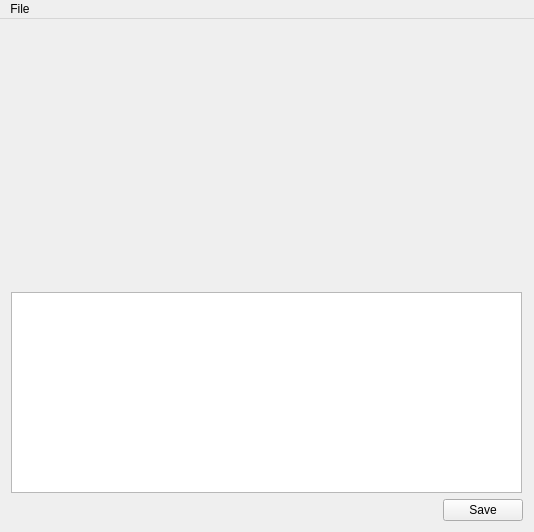
loki-amorf/rfid-mobile, file firmware/prepwork/LcdPicGen/LcdPicGen/mainwindow.ui: the form before one commit.
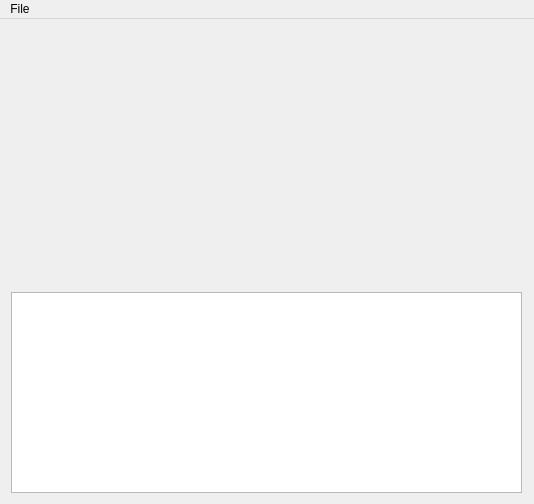
The form after the commit. Custom widgets are drawn as their Qt base class.

Diff of the .ui file:
```diff
--- a/firmware/prepwork/LcdPicGen/LcdPicGen/mainwindow.ui
+++ b/firmware/prepwork/LcdPicGen/LcdPicGen/mainwindow.ui
@@ -7,7 +7,7 @@
     <x>0</x>
     <y>0</y>
     <width>530</width>
-    <height>531</height>
+    <height>502</height>
    </rect>
   </property>
   <property name="windowTitle">
@@ -65,26 +65,6 @@
       </property>
      </widget>
     </item>
-    <item row="2" column="0">
-     <spacer name="horizontalSpacer">
-      <property name="orientation">
-       <enum>Qt::Horizontal</enum>
-      </property>
-      <property name="sizeHint" stdset="0">
-       <size>
-        <width>358</width>
-        <height>20</height>
-       </size>
-      </property>
-     </spacer>
-    </item>
-    <item row="2" column="1">
-     <widget class="QPushButton" name="saveButton">
-      <property name="text">
-       <string>Save</string>
-      </property>
-     </widget>
-    </item>
    </layout>
   </widget>
   <widget class="QMenuBar" name="menuBar">
```
